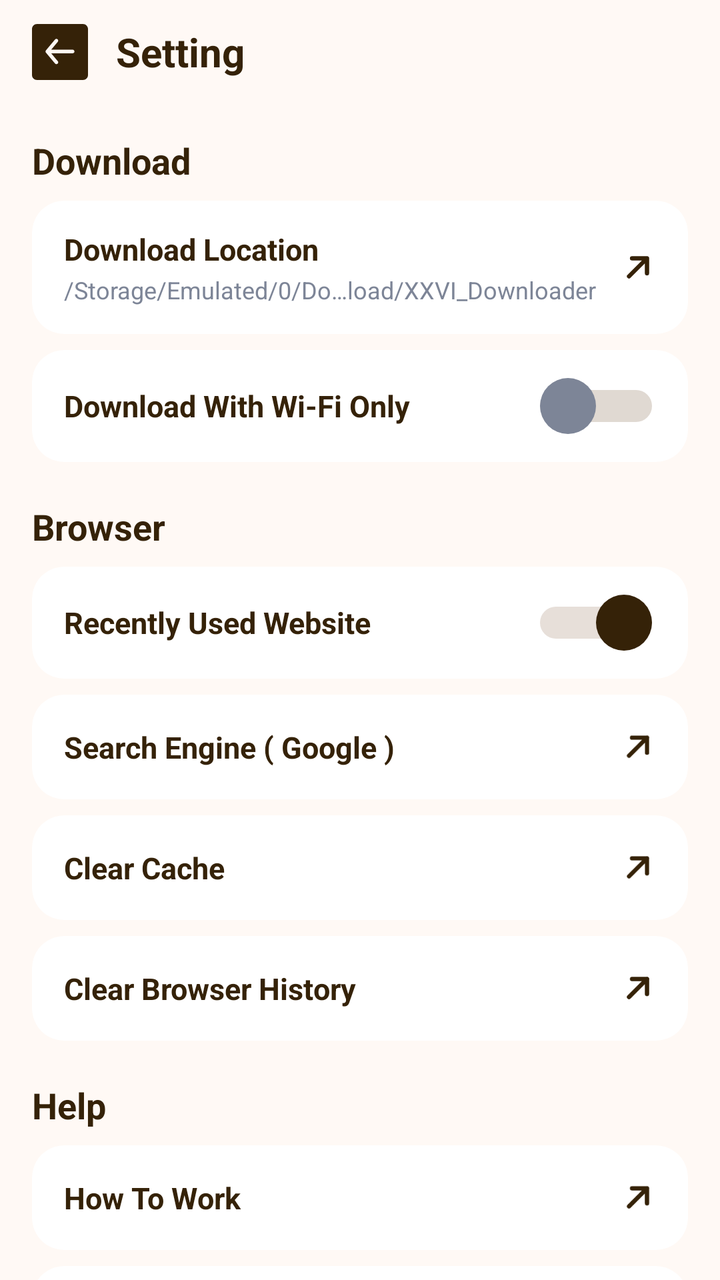
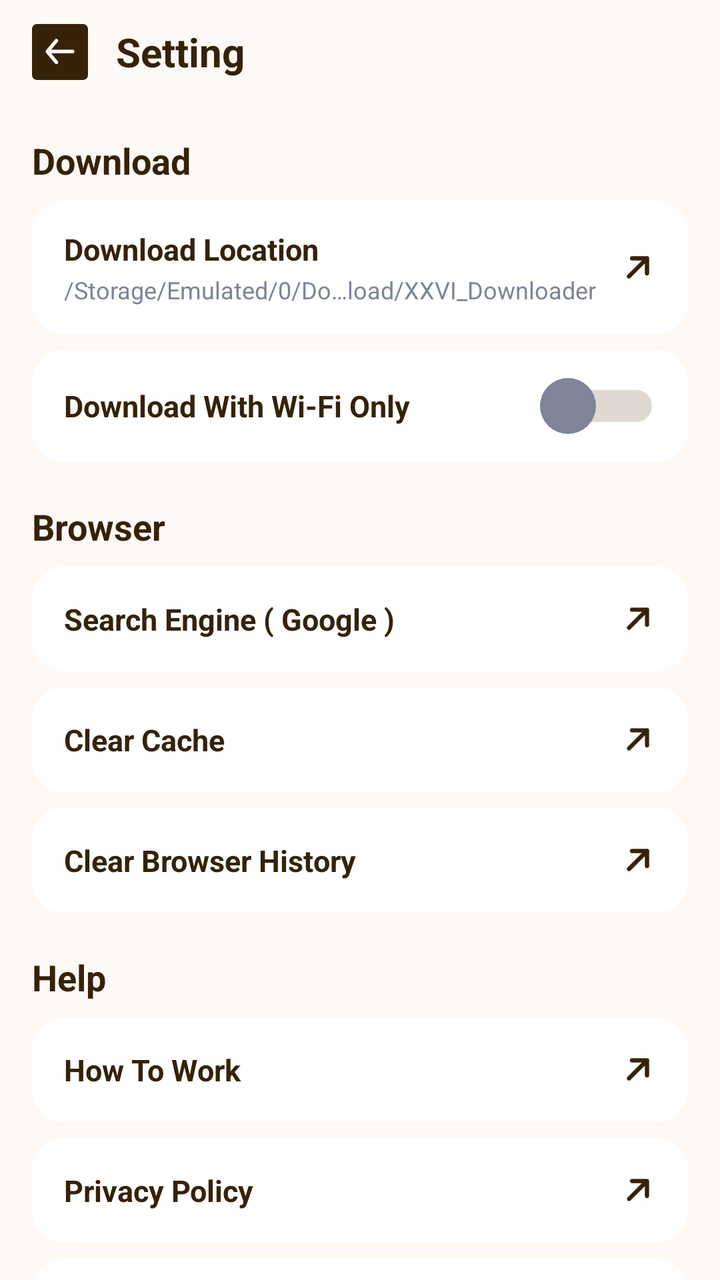

Two renders of the same Android screen: before a commit and after it. Below are the layout's source before the change and the commit's diff.
<!-- AndroidManifest.xml: application theme Theme.XXVIVideoDownloader -->
<!-- res/layout/activity_settings.xml -->
<?xml version="1.0" encoding="utf-8"?>
<LinearLayout xmlns:android="http://schemas.android.com/apk/res/android"
    xmlns:app="http://schemas.android.com/apk/res-auto"
    xmlns:tools="http://schemas.android.com/tools"
    android:id="@+id/llSettingsRoot"
    android:layout_width="match_parent"
    android:layout_height="match_parent"
    android:background="@color/bg_home_cream"
    android:orientation="vertical">

    <LinearLayout
        android:id="@+id/settingsTopBar"
        android:layout_width="match_parent"
        android:layout_height="wrap_content"
        android:gravity="center_vertical"
        android:orientation="horizontal"
        android:paddingHorizontal="16dp"
        android:paddingVertical="12dp">

        <ImageView
            android:id="@+id/btnSettingsBack"
            android:layout_width="28dp"
            android:layout_height="28dp"
            android:background="?attr/selectableItemBackgroundBorderless"
            android:clickable="true"
            android:contentDescription="Back"
            android:focusable="true"
            android:scaleType="fitCenter"
            android:src="@drawable/ic_btn_back" />

        <TextView
            android:layout_width="wrap_content"
            android:layout_height="wrap_content"
            android:layout_marginStart="14dp"
            android:text="Setting"
            android:textColor="@color/text_dark_brown"
            android:textSize="20sp"
            android:textStyle="bold" />
    </LinearLayout>

    <androidx.core.widget.NestedScrollView
        android:id="@+id/nsvSettingsContent"
        android:layout_width="match_parent"
        android:layout_height="match_parent"
        android:clipToPadding="false"
        android:overScrollMode="never"
        android:paddingBottom="32dp">

        <LinearLayout
            android:layout_width="match_parent"
            android:layout_height="wrap_content"
            android:orientation="vertical"
            android:paddingHorizontal="16dp">

            
            <TextView
                android:layout_width="wrap_content"
                android:layout_height="wrap_content"
                android:layout_marginTop="16dp"
                android:layout_marginBottom="8dp"
                android:text="Download"
                android:textColor="@color/text_dark_brown"
                android:textSize="18sp"
                android:textStyle="bold" />

            
            <com.google.android.material.card.MaterialCardView
                android:id="@+id/cardDownloadLocation"
                android:layout_width="match_parent"
                android:layout_height="wrap_content"
                android:layout_marginBottom="8dp"
                android:clickable="true"
                android:focusable="true"
                app:cardBackgroundColor="@color/white"
                app:cardCornerRadius="16dp"
                app:cardElevation="0dp"
                app:strokeWidth="0dp">

                <LinearLayout
                    android:layout_width="match_parent"
                    android:layout_height="wrap_content"
                    android:gravity="center_vertical"
                    android:orientation="horizontal"
                    android:paddingHorizontal="16dp"
                    android:paddingVertical="14dp">

                    <LinearLayout
                        android:layout_width="0dp"
                        android:layout_height="wrap_content"
                        android:layout_weight="1"
                        android:orientation="vertical">

                        <TextView
                            android:layout_width="wrap_content"
                            android:layout_height="wrap_content"
                            android:text="Download Location"
                            android:textColor="@color/text_dark_brown"
                            android:textSize="15sp"
                            android:textStyle="bold" />

                        <TextView
                            android:id="@+id/tvDownloadLocationPath"
                            android:layout_width="wrap_content"
                            android:layout_height="wrap_content"
                            android:layout_marginTop="2dp"
                            android:ellipsize="middle"
                            android:singleLine="true"
                            android:text="/Storage/Emulated/0/Download/XXVI_Downloader"
                            android:textColor="@color/text_gray"
                            android:textSize="12sp" />
                    </LinearLayout>

                    <ImageView
                        android:layout_width="18dp"
                        android:layout_height="18dp"
                        android:layout_marginStart="8dp"
                        android:contentDescription="Open"
                        android:src="@drawable/ic_arrow_up_right" />
                </LinearLayout>
            </com.google.android.material.card.MaterialCardView>

            
            <com.google.android.material.card.MaterialCardView
                android:layout_width="match_parent"
                android:layout_height="wrap_content"
                android:layout_marginBottom="12dp"
                app:cardBackgroundColor="@color/white"
                app:cardCornerRadius="16dp"
                app:cardElevation="0dp"
                app:strokeWidth="0dp">

                <LinearLayout
                    android:layout_width="match_parent"
                    android:layout_height="wrap_content"
                    android:gravity="center_vertical"
                    android:orientation="horizontal"
                    android:paddingHorizontal="16dp"
                    android:paddingVertical="4dp">

                    <TextView
                        android:layout_width="0dp"
                        android:layout_height="wrap_content"
                        android:layout_weight="1"
                        android:text="Download With Wi-Fi Only"
                        android:textColor="@color/text_dark_brown"
                        android:textSize="15sp"
                        android:textStyle="bold" />

                    <androidx.appcompat.widget.SwitchCompat
                        android:id="@+id/switchWifiOnly"
                        style="@style/CustomCapsuleSwitch"
                        android:layout_width="wrap_content"
                        android:layout_height="wrap_content"
                        app:splitTrack="false"
                        app:switchMinWidth="52dp" />
                </LinearLayout>
            </com.google.android.material.card.MaterialCardView>

            <TextView
                android:layout_width="wrap_content"
                android:layout_height="wrap_content"
                android:layout_marginTop="8dp"
                android:layout_marginBottom="8dp"
                android:text="Browser"
                android:textColor="@color/text_dark_brown"
                android:textSize="18sp"
                android:textStyle="bold" />


            <com.google.android.material.card.MaterialCardView
                android:layout_width="match_parent"
                android:layout_height="wrap_content"
                android:layout_marginBottom="8dp"
                app:cardBackgroundColor="@color/white"
                app:cardCornerRadius="16dp"
                app:cardElevation="0dp"
                app:strokeWidth="0dp">

                <LinearLayout
                    android:layout_width="match_parent"
                    android:layout_height="wrap_content"
                    android:gravity="center_vertical"
                    android:orientation="horizontal"
                    android:paddingHorizontal="16dp"
                    android:paddingVertical="4dp">

                    <TextView
                        android:layout_width="0dp"
                        android:layout_height="wrap_content"
                        android:layout_weight="1"
                        android:text="Recently Used Website"
                        android:textColor="@color/text_dark_brown"
                        android:textSize="15sp"
                        android:textStyle="bold" />

                    <androidx.appcompat.widget.SwitchCompat
                        android:id="@+id/switchRecentlyUsed"
                        style="@style/CustomCapsuleSwitch"
                        android:layout_width="wrap_content"
                        android:layout_height="wrap_content"
                        android:checked="true"
                        app:splitTrack="false"
                        app:switchMinWidth="52dp" />
                </LinearLayout>
            </com.google.android.material.card.MaterialCardView>

            
            <com.google.android.material.card.MaterialCardView
                android:id="@+id/cardSearchEngine"
                android:layout_width="match_parent"
                android:layout_height="wrap_content"
                android:layout_marginBottom="8dp"
                android:clickable="true"
                android:focusable="true"
                app:cardBackgroundColor="@color/white"
                app:cardCornerRadius="16dp"
                app:cardElevation="0dp"
                app:strokeWidth="0dp">

                <LinearLayout
                    android:layout_width="match_parent"
                    android:layout_height="wrap_content"
                    android:gravity="center_vertical"
                    android:orientation="horizontal"
                    android:paddingHorizontal="16dp"
                    android:paddingVertical="16dp">

                    <TextView
                        android:id="@+id/tvSearchEngineLabel"
                        android:layout_width="0dp"
                        android:layout_height="wrap_content"
                        android:layout_weight="1"
                        android:text="Search Engine ( Google )"
                        android:textColor="@color/text_dark_brown"
                        android:textSize="15sp"
                        android:textStyle="bold" />

                    <ImageView
                        android:layout_width="18dp"
                        android:layout_height="18dp"
                        android:contentDescription="Select Search Engine"
                        android:src="@drawable/ic_arrow_up_right" />
                </LinearLayout>
            </com.google.android.material.card.MaterialCardView>

            <com.google.android.material.card.MaterialCardView
                android:id="@+id/cardClearCache"
                android:layout_width="match_parent"
                android:layout_height="wrap_content"
                android:layout_marginBottom="8dp"
                android:clickable="true"
                android:focusable="true"
                app:cardBackgroundColor="@color/white"
                app:cardCornerRadius="16dp"
                app:cardElevation="0dp"
                app:strokeWidth="0dp">

                <LinearLayout
                    android:layout_width="match_parent"
                    android:layout_height="wrap_content"
                    android:gravity="center_vertical"
                    android:orientation="horizontal"
                    android:paddingHorizontal="16dp"
                    android:paddingVertical="16dp">

                    <TextView
                        android:layout_width="0dp"
                        android:layout_height="wrap_content"
                        android:layout_weight="1"
                        android:text="Clear Cache"
                        android:textColor="@color/text_dark_brown"
                        android:textSize="15sp"
                        android:textStyle="bold" />

                    <ImageView
                        android:layout_width="18dp"
                        android:layout_height="18dp"
                        android:contentDescription="Clear Cache"
                        android:src="@drawable/ic_arrow_up_right" />
                </LinearLayout>
            </com.google.android.material.card.MaterialCardView>

            
            <com.google.android.material.card.MaterialCardView
                android:id="@+id/cardClearHistory"
                android:layout_width="match_parent"
                android:layout_height="wrap_content"
                android:layout_marginBottom="12dp"
                android:clickable="true"
                android:focusable="true"
                app:cardBackgroundColor="@color/white"
                app:cardCornerRadius="16dp"
                app:cardElevation="0dp"
                app:strokeWidth="0dp">

                <LinearLayout
                    android:layout_width="match_parent"
                    android:layout_height="wrap_content"
                    android:gravity="center_vertical"
                    android:orientation="horizontal"
                    android:paddingHorizontal="16dp"
                    android:paddingVertical="16dp">

                    <TextView
                        android:layout_width="0dp"
                        android:layout_height="wrap_content"
                        android:layout_weight="1"
                        android:text="Clear Browser History"
                        android:textColor="@color/text_dark_brown"
                        android:textSize="15sp"
                        android:textStyle="bold" />

                    <ImageView
                        android:layout_width="18dp"
                        android:layout_height="18dp"
                        android:contentDescription="Clear History"
                        android:src="@drawable/ic_arrow_up_right" />
                </LinearLayout>
            </com.google.android.material.card.MaterialCardView>


            
            <TextView
                android:layout_width="wrap_content"
                android:layout_height="wrap_content"
                android:layout_marginTop="8dp"
                android:layout_marginBottom="8dp"
                android:text="Help"
                android:textColor="@color/text_dark_brown"
                android:textSize="18sp"
                android:textStyle="bold" />

            
            <com.google.android.material.card.MaterialCardView
                android:id="@+id/cardHowToWork"
                android:layout_width="match_parent"
                android:layout_height="wrap_content"
                android:layout_marginBottom="8dp"
                android:clickable="true"
                android:focusable="true"
                app:cardBackgroundColor="@color/white"
                app:cardCornerRadius="16dp"
                app:cardElevation="0dp"
                app:strokeWidth="0dp">

                <LinearLayout
                    android:layout_width="match_parent"
                    android:layout_height="wrap_content"
                    android:gravity="center_vertical"
                    android:orientation="horizontal"
                    android:paddingHorizontal="16dp"
                    android:paddingVertical="16dp">

                    <TextView
                        android:layout_width="0dp"
                        android:layout_height="wrap_content"
                        android:layout_weight="1"
                        android:text="How To Work"
                        android:textColor="@color/text_dark_brown"
                        android:textSize="15sp"
                        android:textStyle="bold" />

                    <ImageView
                        android:layout_width="18dp"
                        android:layout_height="18dp"
                        android:contentDescription="How to Work"
                        android:src="@drawable/ic_arrow_up_right" />
                </LinearLayout>
            </com.google.android.material.card.MaterialCardView>


            
            <com.google.android.material.card.MaterialCardView
                android:id="@+id/cardPrivacyPolicy"
                android:layout_width="match_parent"
                android:layout_height="wrap_content"
                android:layout_marginBottom="8dp"
                android:clickable="true"
                android:focusable="true"
                app:cardBackgroundColor="@color/white"
                app:cardCornerRadius="16dp"
                app:cardElevation="0dp"
                app:strokeWidth="0dp">

                <LinearLayout
                    android:layout_width="match_parent"
                    android:layout_height="wrap_content"
                    android:gravity="center_vertical"
                    android:orientation="horizontal"
                    android:paddingHorizontal="16dp"
                    android:paddingVertical="16dp">

                    <TextView
                        android:layout_width="0dp"
                        android:layout_height="wrap_content"
                        android:layout_weight="1"
                        android:text="Privacy Policy"
                        android:textColor="@color/text_dark_brown"
                        android:textSize="15sp"
                        android:textStyle="bold" />

                    <ImageView
                        android:layout_width="18dp"
                        android:layout_height="18dp"
                        android:contentDescription="Privacy Policy"
                        android:src="@drawable/ic_arrow_up_right" />
                </LinearLayout>
            </com.google.android.material.card.MaterialCardView>

            
            <com.google.android.material.card.MaterialCardView
                android:id="@+id/cardTerms"
                android:layout_width="match_parent"
                android:layout_height="wrap_content"
                android:layout_marginBottom="8dp"
                android:clickable="true"
                android:focusable="true"
                app:cardBackgroundColor="@color/white"
                app:cardCornerRadius="16dp"
                app:cardElevation="0dp"
                app:strokeWidth="0dp">

                <LinearLayout
                    android:layout_width="match_parent"
                    android:layout_height="wrap_content"
                    android:gravity="center_vertical"
                    android:orientation="horizontal"
                    android:paddingHorizontal="16dp"
                    android:paddingVertical="16dp">

                    <TextView
                        android:layout_width="0dp"
                        android:layout_height="wrap_content"
                        android:layout_weight="1"
                        android:text="Terms &amp; Condition"
                        android:textColor="@color/text_dark_brown"
                        android:textSize="15sp"
                        android:textStyle="bold" />

                    <ImageView
                        android:layout_width="18dp"
                        android:layout_height="18dp"
                        android:contentDescription="Terms"
                        android:src="@drawable/ic_arrow_up_right" />
                </LinearLayout>
            </com.google.android.material.card.MaterialCardView>

            
            <com.google.android.material.card.MaterialCardView
                android:layout_width="match_parent"
                android:layout_height="wrap_content"
                android:layout_marginBottom="16dp"
                app:cardBackgroundColor="@color/white"
                app:cardCornerRadius="16dp"
                app:cardElevation="0dp"
                app:strokeWidth="0dp">

                <LinearLayout
                    android:layout_width="match_parent"
                    android:layout_height="wrap_content"
                    android:gravity="center_vertical"
                    android:orientation="horizontal"
                    android:paddingHorizontal="16dp"
                    android:paddingVertical="16dp">

                    <TextView
                        android:layout_width="0dp"
                        android:layout_height="wrap_content"
                        android:layout_weight="1"
                        android:text="Version"
                        android:textColor="@color/text_dark_brown"
                        android:textSize="15sp"
                        android:textStyle="bold" />

                    <TextView
                        android:layout_width="wrap_content"
                        android:layout_height="wrap_content"
                        android:text="1.0.0"
                        android:textColor="@color/text_gray"
                        android:textSize="14sp" />
                </LinearLayout>
            </com.google.android.material.card.MaterialCardView>

        </LinearLayout>
    </androidx.core.widget.NestedScrollView>

</LinearLayout>
<!-- resources referenced by this layout -->
<resources>
  <color name="bg_home_cream">#FFF9F5</color>
  <color name="text_dark_brown">#352208</color>
  <color name="text_gray">#7D8597</color>
  <color name="white">#FFFFFFFF</color>
  <!-- drawable ic_arrow_up_right (drawable) -->
  <vector xmlns:android="http://schemas.android.com/apk/res/android"
      android:width="17dp"
      android:height="17dp"
      android:viewportWidth="17"
      android:viewportHeight="17">
      <path
          android:strokeColor="#FF352208"
          android:strokeWidth="2"
          android:strokeLineCap="round"
          android:strokeLineJoin="round"
          android:pathData="M12.75 4.25l-8.5 8.5m8.5-1.42V4.25H5.67"/>
  </vector>
  <style name="CustomCapsuleSwitch" parent="Widget.AppCompat.CompoundButton.Switch">
          <item name="android:thumb">@drawable/bg_switch_thumb</item>
          <item name="track">@drawable/bg_switch_track</item>
          <item name="thumbTint">@null</item>
          <item name="trackTint">@null</item>
          <item name="splitTrack">false</item>
          <item name="switchMinWidth">52dp</item>
          <item name="android:background">@null</item>
      </style>
  <style name="Theme.XXVIVideoDownloader" parent="Base.Theme.XXVIVideoDownloader" />
  <!-- drawable bg_switch_thumb (drawable) -->
  <?xml version="1.0" encoding="utf-8"?>
  <selector xmlns:android="http://schemas.android.com/apk/res/android">
      <item android:state_checked="true">
          <shape android:shape="oval">
              <solid android:color="#FF352208" />
              <size
                  android:width="28dp"
                  android:height="28dp" />
          </shape>
      </item>
      <item>
          <shape android:shape="oval">
              <solid android:color="#FF7D8597" />
              <size
                  android:width="28dp"
                  android:height="28dp" />
          </shape>
      </item>
  </selector>
  <!-- drawable bg_switch_track (drawable) -->
  <?xml version="1.0" encoding="utf-8"?>
  <selector xmlns:android="http://schemas.android.com/apk/res/android">
      <item android:state_checked="true">
          <inset
              android:insetLeft="2dp"
              android:insetRight="2dp"
              android:insetTop="6dp"
              android:insetBottom="6dp">
              <shape android:shape="rectangle">
                  <solid android:color="#FFE7DFD9" />
                  <corners android:radius="100dp" />
                  <size
                      android:width="48dp"
                      android:height="16dp" />
              </shape>
          </inset>
      </item>
      <item>
          <inset
              android:insetLeft="2dp"
              android:insetRight="2dp"
              android:insetTop="6dp"
              android:insetBottom="6dp">
              <shape android:shape="rectangle">
                  <solid android:color="#FFE0D9D2" />
                  <corners android:radius="100dp" />
                  <size
                      android:width="48dp"
                      android:height="16dp" />
              </shape>
          </inset>
      </item>
  </selector>
  <style name="Base.Theme.XXVIVideoDownloader" parent="Theme.Material3.DayNight.NoActionBar">
          <item name="android:windowBackground">@color/bg_home_cream</item>
          <item name="android:statusBarColor">@color/bg_home_cream</item>
          <item name="android:windowLightStatusBar" tools:targetApi="m">true</item>
          <item name="android:navigationBarColor">@color/bg_home_cream</item>
          <item name="android:windowLightNavigationBar" tools:targetApi="o_mr1">true</item>
      </style>
  <!-- unchanged entries left out for length: 1 -->
</resources>

<!-- the commit's change to res/layout/activity_settings.xml (unified diff, before → after) -->
@@ -41,7 +41,8 @@
     <androidx.core.widget.NestedScrollView
         android:id="@+id/nsvSettingsContent"
         android:layout_width="match_parent"
-        android:layout_height="match_parent"
+        android:layout_height="0dp"
+        android:layout_weight="1"
         android:clipToPadding="false"
         android:overScrollMode="never"
         android:paddingBottom="32dp">
@@ -167,43 +168,6 @@
                 android:textStyle="bold" />
 
 
-            <com.google.android.material.card.MaterialCardView
-                android:layout_width="match_parent"
-                android:layout_height="wrap_content"
-                android:layout_marginBottom="8dp"
-                app:cardBackgroundColor="@color/white"
-                app:cardCornerRadius="16dp"
-                app:cardElevation="0dp"
-                app:strokeWidth="0dp">
-
-                <LinearLayout
-                    android:layout_width="match_parent"
-                    android:layout_height="wrap_content"
-                    android:gravity="center_vertical"
-                    android:orientation="horizontal"
-                    android:paddingHorizontal="16dp"
-                    android:paddingVertical="4dp">
-
-                    <TextView
-                        android:layout_width="0dp"
-                        android:layout_height="wrap_content"
-                        android:layout_weight="1"
-                        android:text="Recently Used Website"
-                        android:textColor="@color/text_dark_brown"
-                        android:textSize="15sp"
-                        android:textStyle="bold" />
-
-                    <androidx.appcompat.widget.SwitchCompat
-                        android:id="@+id/switchRecentlyUsed"
-                        style="@style/CustomCapsuleSwitch"
-                        android:layout_width="wrap_content"
-                        android:layout_height="wrap_content"
-                        android:checked="true"
-                        app:splitTrack="false"
-                        app:switchMinWidth="52dp" />
-                </LinearLayout>
-            </com.google.android.material.card.MaterialCardView>
-
             
             <com.google.android.material.card.MaterialCardView
                 android:id="@+id/cardSearchEngine"
@@ -484,4 +448,12 @@
         </LinearLayout>
     </androidx.core.widget.NestedScrollView>
 
+    
+    <FrameLayout
+        android:id="@+id/flNativeAdSmall"
+        android:layout_width="match_parent"
+        android:layout_height="wrap_content"
+        android:layout_gravity="bottom"
+        android:background="@color/white" />
+
 </LinearLayout>
